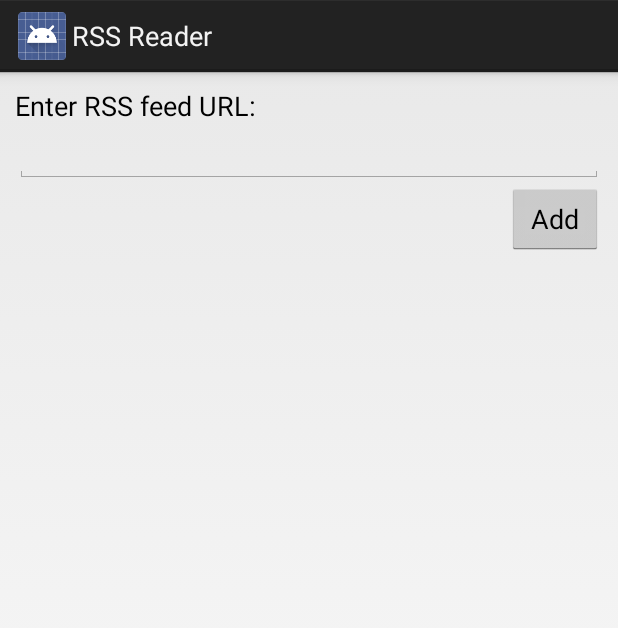
After one commit to AlexGrafl/freezing-bear, an Android app: the fragment AddFeedFragment shown on its own in the app's theme, on a phone screen of 412 x 824 dp. The commit adds this screen. Shown: the top 628 px of the screen. Run offline under Robolectric (Android 15) with nearby library versions, the phone set to English and light mode, and no system bars.

Commit message:
created 3 fragments with minimal navigation and even more minimal functionallity

```diff
--- a/RSSReader/app/build.gradle
+++ b/RSSReader/app/build.gradle
@@ -17,8 +17,13 @@ android {
             proguardFiles getDefaultProguardFile('proguard-android.txt'), 'proguard-rules.pro'
         }
     }
+    compileOptions {
+        sourceCompatibility JavaVersion.VERSION_1_7
+        targetCompatibility JavaVersion.VERSION_1_7
+    }
 }
 
 dependencies {
     compile fileTree(dir: 'libs', include: ['*.jar'])
+    compile 'de.greenrobot:greendao:1.3.7'
 }
--- /dev/null
+++ b/RSSReader/app/src/main/java/com/technikumwien/mad/rssreader/AddFeedFragment.java
@@ -0,0 +1,32 @@
+package com.technikumwien.mad.rssreader;
+
+import android.app.Fragment;
+import android.os.Bundle;
+import android.view.LayoutInflater;
+import android.view.Menu;
+import android.view.MenuInflater;
+import android.view.View;
+import android.view.ViewGroup;
+
+/**
+ * Created by Alex on 05.10.2014.
+ */
+public class AddFeedFragment extends Fragment {
+    @Override
+    public View onCreateView(LayoutInflater inflater, ViewGroup container,
+                             Bundle savedInstanceState) {
+        return inflater.inflate(R.layout.add_feed_fragment, container, false);
+    }
+
+
+    @Override
+    public void onCreateOptionsMenu(Menu menu, MenuInflater inflater) {
+        super.onCreateOptionsMenu(menu, inflater);
+        if(menu != null){
+            //FIXME: des geht ned
+            menu.findItem(R.id.add_feed).setVisible(false);
+        }
+    }
+
+    //TODO: Add feed url to DB and navigate back to list + refresh
+}
--- /dev/null
+++ b/RSSReader/app/src/main/res/layout/add_feed_fragment.xml
@@ -0,0 +1,26 @@
+<?xml version="1.0" encoding="utf-8"?>
+
+<LinearLayout xmlns:android="http://schemas.android.com/apk/res/android"
+    android:orientation="vertical" android:layout_width="match_parent"
+    android:layout_height="match_parent"
+    android:padding="10dp">
+
+    <TextView
+        android:layout_width="wrap_content"
+        android:layout_height="wrap_content"
+        android:textAppearance="?android:attr/textAppearanceMedium"
+        android:text="Enter RSS feed URL:"
+        android:id="@+id/textView" />
+
+    <EditText
+        android:layout_width="match_parent"
+        android:layout_height="wrap_content"
+        android:id="@+id/editText" />
+
+    <Button
+        android:layout_width="wrap_content"
+        android:layout_height="wrap_content"
+        android:text="Add"
+        android:id="@+id/button"
+        android:layout_gravity="right" />
+</LinearLayout>
--- a/RSSReader/app/src/main/res/values/strings.xml
+++ b/RSSReader/app/src/main/res/values/strings.xml
@@ -5,5 +5,8 @@
     <string name="title_activity_main">RSS Reader</string>
     <string name="hello_world">Hello world!</string>
     <string name="action_settings">Settings</string>
+    <string name="hello_blank_fragment">Hello blank fragment</string>
+    <string name="add_feed">Add feed</string>
+    <string name="refresh">Refresh</string>
 
 </resources>
```
Also changed, not shown: RSSReader/app/src/main/AndroidManifest.xml (+5 -8 lines), RSSReader/app/src/main/java/com/technikumwien/mad/rssreader/ListFeedsFragment.java (added, +86 -0 lines), RSSReader/app/src/main/java/com/technikumwien/mad/rssreader/MainActivity.java (+51 -15 lines), RSSReader/app/src/main/java/com/technikumwien/mad/rssreader/ViewFeedFragment.java (added, +36 -0 lines), RSSReader/app/src/main/res/layout-land/main_activity.xml (added, +15 -0 lines), RSSReader/app/src/main/res/layout/activity_main.xml (deleted, +0 -16 lines), RSSReader/app/src/main/res/layout/main_activity.xml (added, +7 -0 lines), RSSReader/app/src/main/res/menu/main.xml (deleted, +0 -8 lines), RSSReader/app/src/main/res/menu/main_menu.xml (added, +12 -0 lines), RSSReader/app/src/main/res/drawable-hdpi/plus32.png (added), RSSReader/app/src/main/res/drawable-hdpi/refresh.png (added), RSSReader/app/src/main/res/drawable-hdpi/rss32.png (added), RSSReader/settings.gradle (line endings or trailing spaces), 1 other file.
